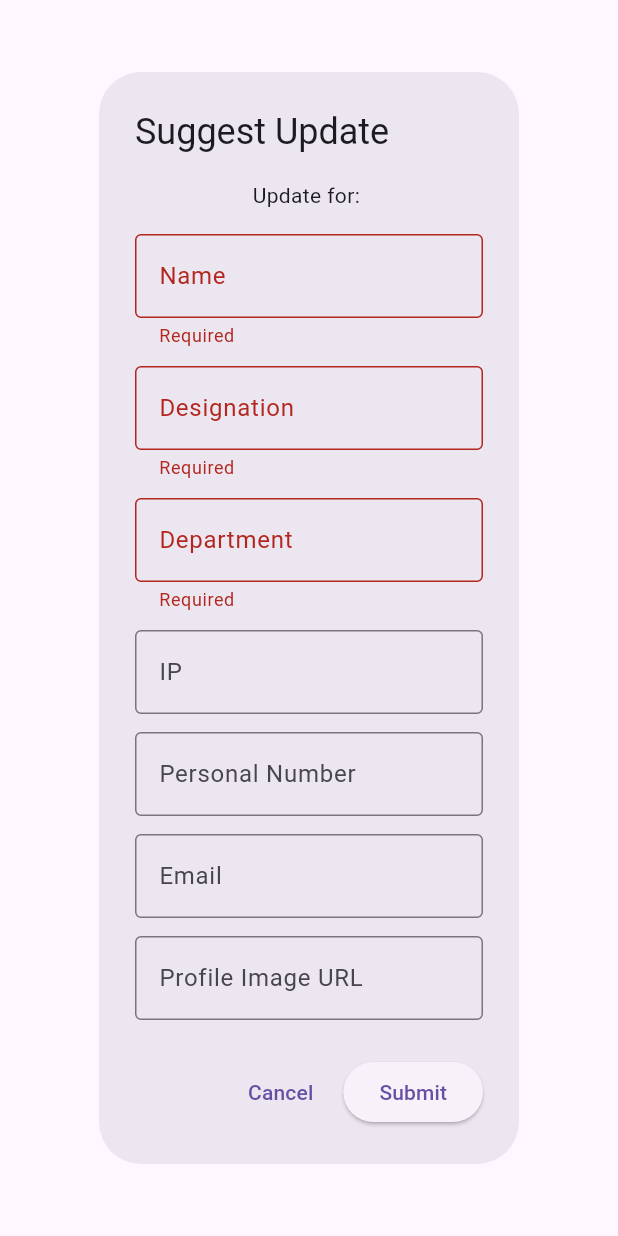
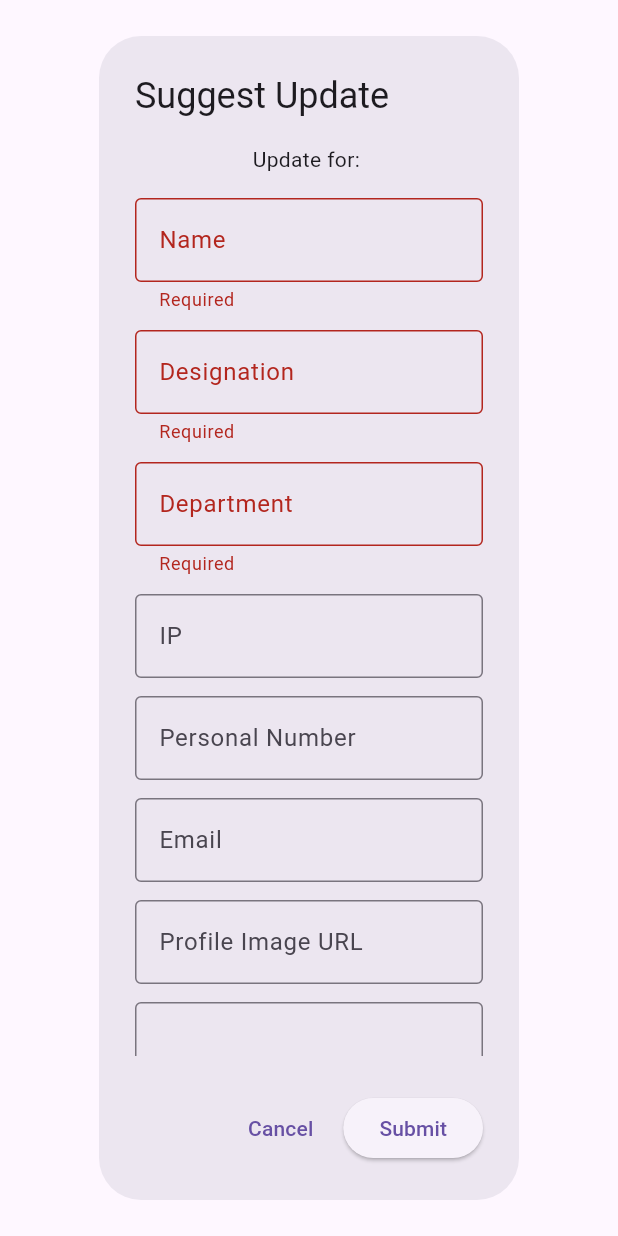
Before and after one commit to Mamuntheprogrammer/apl_contact, a Flutter app: the SuggestUpdateForm widget shown alone on an empty page, opened directly with empty values, after a tap on "Submit", on a phone screen of 412 x 824 dp. Run offline on Flutter 3.47's test engine with Material 3 defaults, Android fonts, the phone set to English and light mode, and no system bars; network calls fail.

Commit message:
forms working

```diff
--- a/apl_connect/lib/widgets/suggest_update_form.dart
+++ b/apl_connect/lib/widgets/suggest_update_form.dart
@@ -1,4 +1,5 @@
 import 'package:flutter/material.dart';
+import 'package:http/http.dart' as http;
 import '../models/contact_model.dart';
 
 class SuggestUpdateForm extends StatefulWidget {
@@ -12,6 +13,7 @@ class SuggestUpdateForm extends StatefulWidget {
 
 class _SuggestUpdateFormState extends State<SuggestUpdateForm> {
   final _formKey = GlobalKey<FormState>();
+
   late TextEditingController _nameController;
   late TextEditingController _designationController;
   late TextEditingController _departmentController;
@@ -19,6 +21,7 @@ class _SuggestUpdateFormState extends State<SuggestUpdateForm> {
   late TextEditingController _emailController;
   late TextEditingController _phoneController;
   late TextEditingController _imageUrlController;
+  late TextEditingController _noteController;
 
   @override
   void initState() {
@@ -38,6 +41,7 @@ class _SuggestUpdateFormState extends State<SuggestUpdateForm> {
     _imageUrlController = TextEditingController(
       text: widget.contact.profileImage,
     );
+    _noteController = TextEditingController();
   }
 
   @override
@@ -49,46 +53,67 @@ class _SuggestUpdateFormState extends State<SuggestUpdateForm> {
     _emailController.dispose();
     _phoneController.dispose();
     _imageUrlController.dispose();
+    _noteController.dispose();
     super.dispose();
   }
 
-  void _submitSuggestion() {
+  void _submitSuggestion() async {
     if (_formKey.currentState!.validate()) {
-      // You can send this data to GitHub Issues API, Email, or Google Forms
-      final suggestion = {
-        "name": _nameController.text,
-        "designation": _designationController.text,
-        "department": _departmentController.text,
-        "ip": _ipController.text,
-        "email": _emailController.text,
-        "personal_number": _phoneController.text,
-        "profile_image": _imageUrlController.text,
-        "timestamp": DateTime.now().toIso8601String(),
-      }; // Show success dialog
+      final formUrl = Uri.parse(
+        'https://docs.google.com/forms/d/e/1FAIpQLSf58vNHTc8SbSS00D69K7F_EO1YktyhXfIMdN4wT0yHDaXhwQ/formResponse',
+      );
+
+      final response = await http.post(
+        formUrl,
+        body: {
+          'entry.2032671946': _nameController.text,
+          'entry.1410087173': _designationController.text,
+          'entry.1646783677': _departmentController.text,
+          'entry.1707133359': _ipController.text,
+          'entry.623302543': _emailController.text,
+          'entry.888287904': _phoneController.text,
+          'entry.1335000797': _imageUrlController.text,
+          'entry.1721299444': _noteController.text,
+        },
+      );
+
+      if (response.statusCode == 200 || response.statusCode == 302) {
         showDialog(
           context: context,
-        barrierDismissible: false, // Prevent closing by tapping outside
+          barrierDismissible: false,
           builder:
               (dialogContext) => AlertDialog(
                 title: const Text('Submitted'),
-              content: const Text(
-                'Your suggestion has been submitted for approval.',
-              ),
+                content: const Text('Your suggestion has been submitted.'),
                 actions: [
                   TextButton(
                     onPressed: () {
-                    Navigator.of(dialogContext).pop(); // Close success dialog
-                    Navigator.of(context).pop(); // Close update form dialog
+                      Navigator.of(dialogContext).pop();
+                      Navigator.of(context).pop();
                     },
                     child: const Text('OK'),
                   ),
                 ],
               ),
         );
+      } else {
+        showDialog(
+          context: context,
+          builder:
+              (context) => AlertDialog(
+                title: const Text('Submission Failed'),
+                content: Text('Status code: ${response.statusCode}'),
+                actions: [
+                  TextButton(
+                    onPressed: () => Navigator.of(context).pop(),
+                    child: const Text('OK'),
+                  ),
+                ],
+              ),
+        );
+      }
 
-      print(
-        'SUGGESTION: $suggestion',
-      ); // <-- replace with your submission logic
+      print('Submitted');
     }
   }
 
@@ -104,6 +129,7 @@ class _SuggestUpdateFormState extends State<SuggestUpdateForm> {
             children: [
               Text('Update for: ${widget.contact.name}'),
               const SizedBox(height: 16),
+
               TextFormField(
                 controller: _nameController,
                 decoration: const InputDecoration(
@@ -173,6 +199,16 @@ class _SuggestUpdateFormState extends State<SuggestUpdateForm> {
                   border: OutlineInputBorder(),
                 ),
               ),
+              const SizedBox(height: 12),
+
+              TextFormField(
+                controller: _noteController,
+                decoration: const InputDecoration(
+                  labelText: 'Note',
+                  border: OutlineInputBorder(),
+                ),
+                maxLines: 3,
+              ),
             ],
           ),
         ),
--- a/contact.json
+++ b/contact.json
@@ -7,7 +7,7 @@
       "designation": "Software Engineer",
       "ip": "192.168.0.101",
       "personal_number": "+8801722000001",
-      "profile_image": "https://picsum.photos/200/300",
+      "profile_image": "https://avatars.githubusercontent.com/u/31828096?v=4",
       "email": "mamun@example.com",
       "isactive": true
     },
```
Lines whose indentation alone changed are shown as unchanged.
